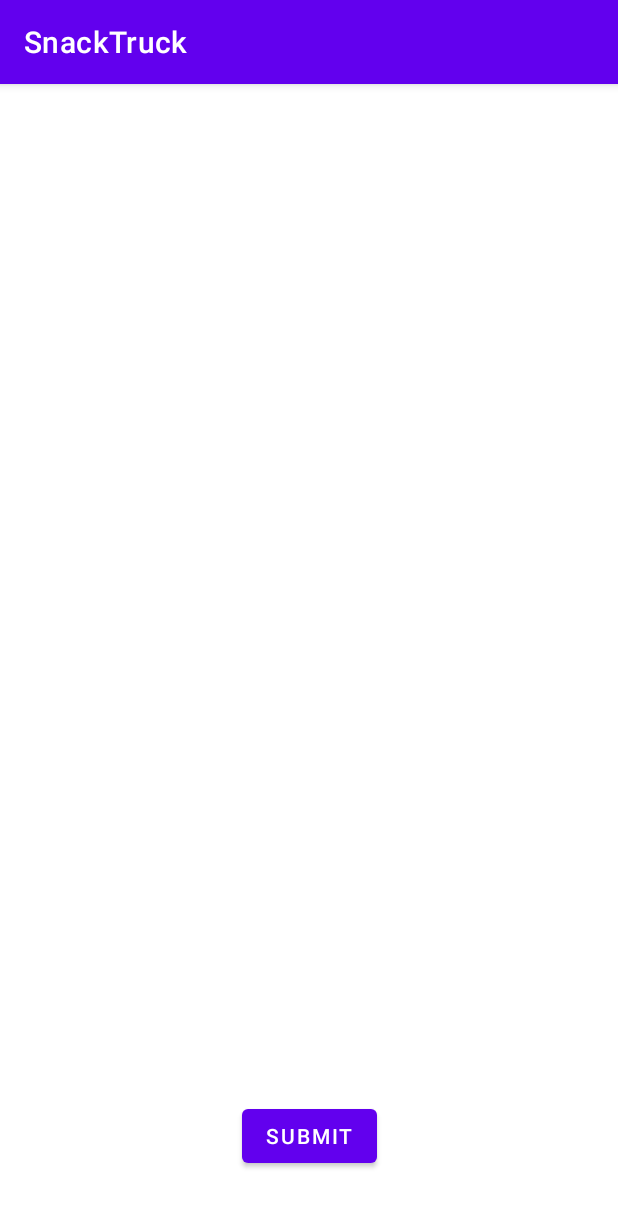
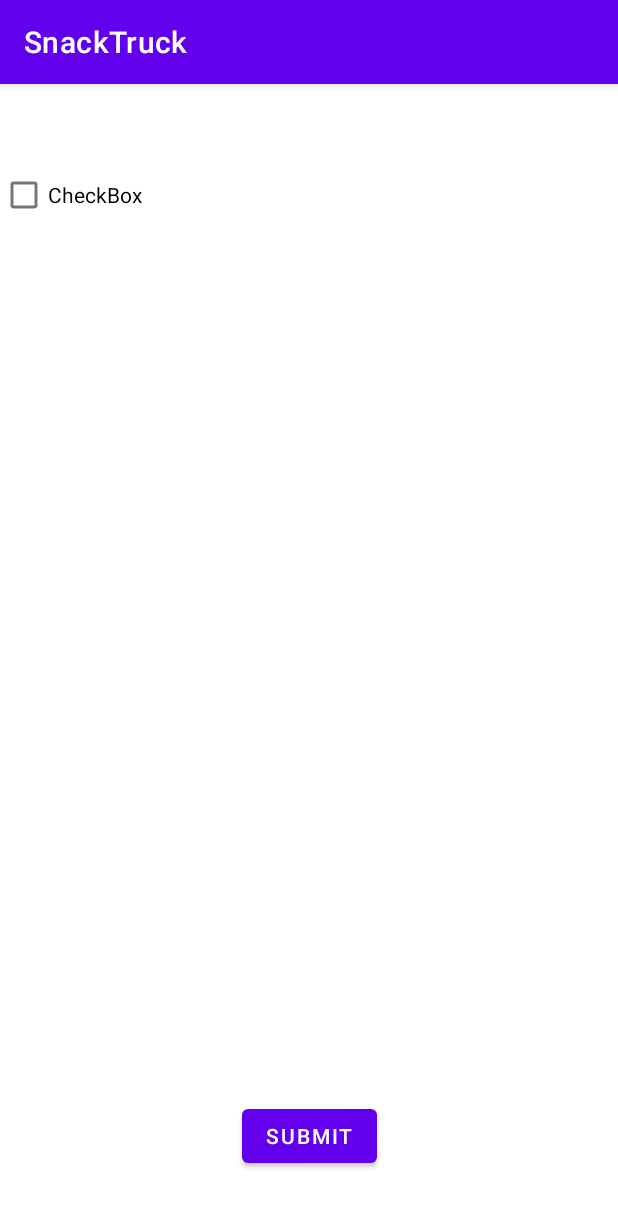
Before and after one commit to ang-lam/SnackTruck, an Android app: the screen it shows after launch (MainActivity), on a phone screen of 412 x 824 dp. Shown: the top 1207 px of the screen. Run offline under Robolectric (Android 15) with nearby library versions, the phone set to English and light mode, and no system bars.

Commit message:
added checkbox to design

```diff
--- a/app/src/main/res/layout/activity_main.xml
+++ b/app/src/main/res/layout/activity_main.xml
@@ -16,4 +16,14 @@
         app:layout_constraintStart_toStartOf="parent"
         app:layout_constraintTop_toTopOf="parent"
         app:layout_constraintVertical_bias="0.941" />
+
+    <CheckBox
+        android:id="@+id/checkBox"
+        android:layout_width="0dp"
+        android:layout_height="wrap_content"
+        android:layout_marginTop="50dp"
+        android:text="CheckBox"
+        app:layout_constraintEnd_toEndOf="parent"
+        app:layout_constraintStart_toStartOf="parent"
+        app:layout_constraintTop_toTopOf="parent" />
 </androidx.constraintlayout.widget.ConstraintLayout>
```
